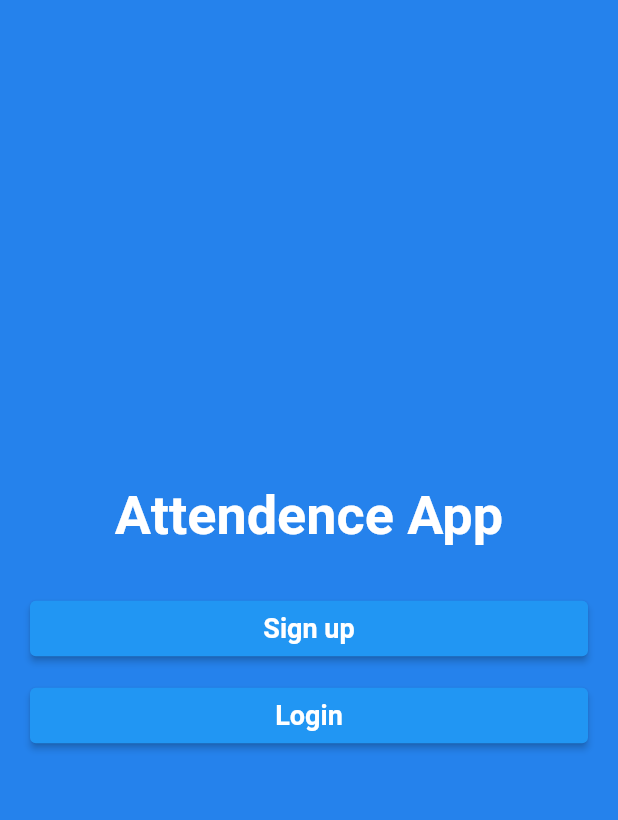
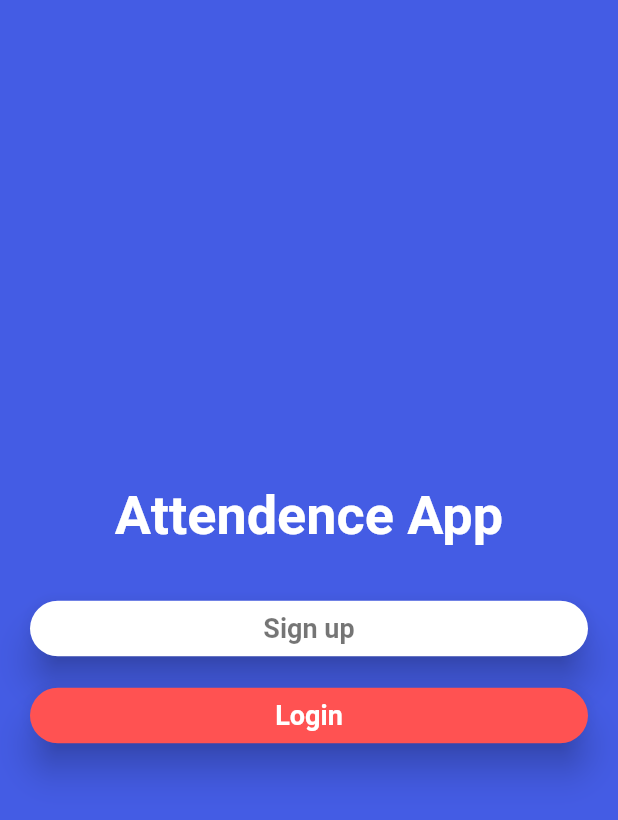
Before and after one commit to kunaldiwakar31/attendence-app, a Flutter app: the screen it shows after launch, on a phone screen of 412 x 824 dp. Shown: the top 820 px of the screen. Run offline on Flutter 3.47's test engine with Material 2 defaults, Android fonts, the phone set to English and light mode, and no system bars; our stand-ins replace cloud_firestore, firebase_auth, firebase_core; accounts and stored records are empty; key blocks and very long unbroken strings in the code were emptied for the run.

Commit message:
Modified UI

```diff
--- a/lib/Authentication/Authenticate.dart
+++ b/lib/Authentication/Authenticate.dart
@@ -1,3 +1,5 @@
+// ignore_for_file: deprecated_member_use
+
 import 'package:attendence_app/Authentication/register.dart';
 import 'package:flutter/material.dart';
 
@@ -11,7 +13,7 @@ class Authenticate extends StatelessWidget {
     Size size = MediaQuery.of(context).size;
 
     return Scaffold(
-      backgroundColor: const Color.fromARGB(255, 37, 130, 236),
+      backgroundColor: Theme.of(context).primaryColorLight,
       body: Center(
         child: Column(
           mainAxisAlignment: MainAxisAlignment.center,
@@ -33,12 +35,23 @@ class Authenticate extends StatelessWidget {
                             MaterialPageRoute(
                                 builder: (context) => const Register()));
                       },
+                      style: ButtonStyle(
+                          backgroundColor:
+                              MaterialStateProperty.all<Color>(Colors.white),
+                          elevation: MaterialStateProperty.all(10),
+                          shape:
+                              MaterialStateProperty.all<RoundedRectangleBorder>(
+                                  RoundedRectangleBorder(
+                                      borderRadius:
+                                          BorderRadius.circular(20.0)))),
                       child: const Padding(
                         padding: EdgeInsets.all(8.0),
                         child: Text(
                           'Sign up',
                           style: TextStyle(
-                              fontSize: 18, fontWeight: FontWeight.bold),
+                              fontSize: 18,
+                              fontWeight: FontWeight.bold,
+                              color: Colors.black54),
                         ),
                       )),
                 ),
@@ -51,6 +64,15 @@ class Authenticate extends StatelessWidget {
                 const SizedBox(width: 20),
                 Expanded(
                   child: ElevatedButton(
+                      style: ButtonStyle(
+                          backgroundColor: MaterialStateProperty.all<Color>(
+                              Colors.redAccent),
+                          elevation: MaterialStateProperty.all(10),
+                          shape:
+                              MaterialStateProperty.all<RoundedRectangleBorder>(
+                                  RoundedRectangleBorder(
+                                      borderRadius:
+                                          BorderRadius.circular(20.0)))),
                       onPressed: () {
                         Navigator.push(
                             context,
@@ -62,7 +84,9 @@ class Authenticate extends StatelessWidget {
                         child: Text(
                           'Login',
                           style: TextStyle(
-                              fontSize: 18, fontWeight: FontWeight.bold),
+                              fontSize: 18,
+                              fontWeight: FontWeight.bold,
+                              color: Colors.white),
                         ),
                       )),
                 ),
--- a/lib/main.dart
+++ b/lib/main.dart
@@ -1,9 +1,9 @@
+import 'package:attendence_app/Authentication/Authenticate.dart';
 import 'package:attendence_app/Blocs/TeachersBloc.dart';
+import 'package:attendence_app/Home/TeacherHome.dart';
 import 'package:flutter/material.dart';
 import 'package:firebase_core/firebase_core.dart';
 import 'package:provider/provider.dart';
-
-import 'Authentication/Authenticate.dart';
 
 void main() async {
   WidgetsFlutterBinding.ensureInitialized();
@@ -26,7 +26,12 @@ class MyApp extends StatelessWidget {
   Widget build(BuildContext context) {
     return ChangeNotifierProvider<TeachersBloc>(
       create: (_) => TeachersBloc(),
-      child: const MaterialApp(home: Authenticate()),
+      child: MaterialApp(
+          theme: ThemeData(
+            primaryColor: const Color.fromRGBO(50, 75, 205, 1),
+            primaryColorLight: const Color.fromARGB(255, 68, 92, 228),
+          ),
+          home: const Authenticate()),
     );
   }
 }
```
Also changed, not shown: lib/Authentication/login.dart (+11 -1 lines), lib/Authentication/register.dart (+9 -1 lines), lib/CommonWidgets/Drawer.dart (added, +138 -0 lines), lib/Home/TeacherHome.dart (+5 -55 lines).
